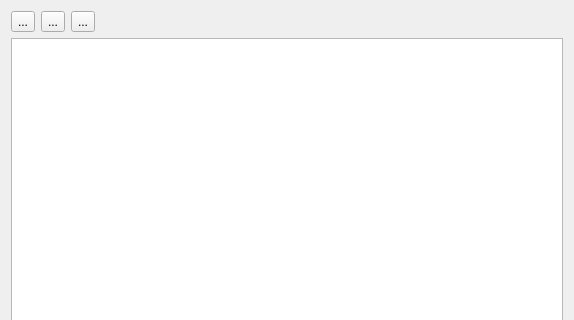
The window that src/IDiaryEdit.ui (ntruchsess/QLandkarteGT) describes before a commit, drawn with Qt 5; both pictures show x 0 to 574 and y 0 to 320 of the 574 by 511 pixel window.
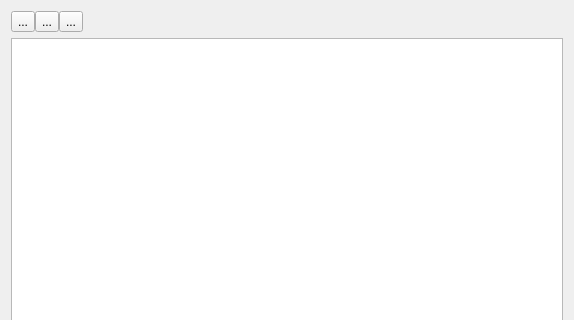
The same window after the commit.

The edit to the form file:
```diff
--- a/src/IDiaryEdit.ui
+++ b/src/IDiaryEdit.ui
@@ -16,6 +16,9 @@
   <layout class="QVBoxLayout" name="verticalLayout">
    <item>
     <layout class="QGridLayout" name="gridLayout">
+     <property name="spacing">
+      <number>0</number>
+     </property>
      <item row="0" column="0">
       <widget class="QToolButton" name="toolReload">
        <property name="text">
```
